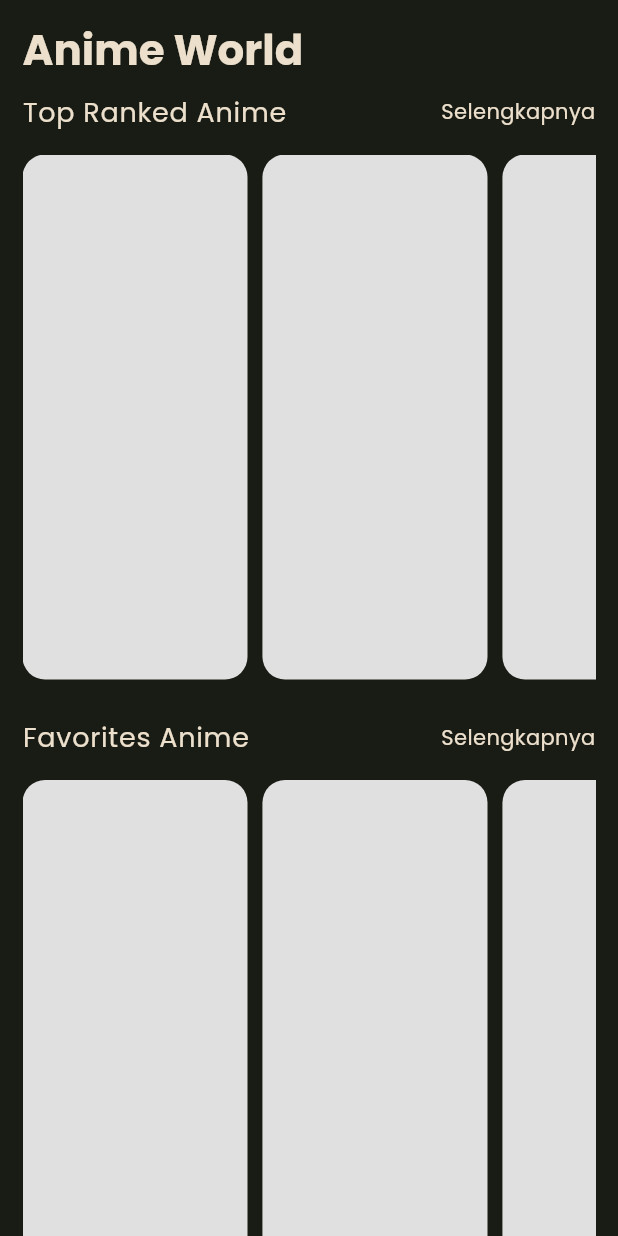
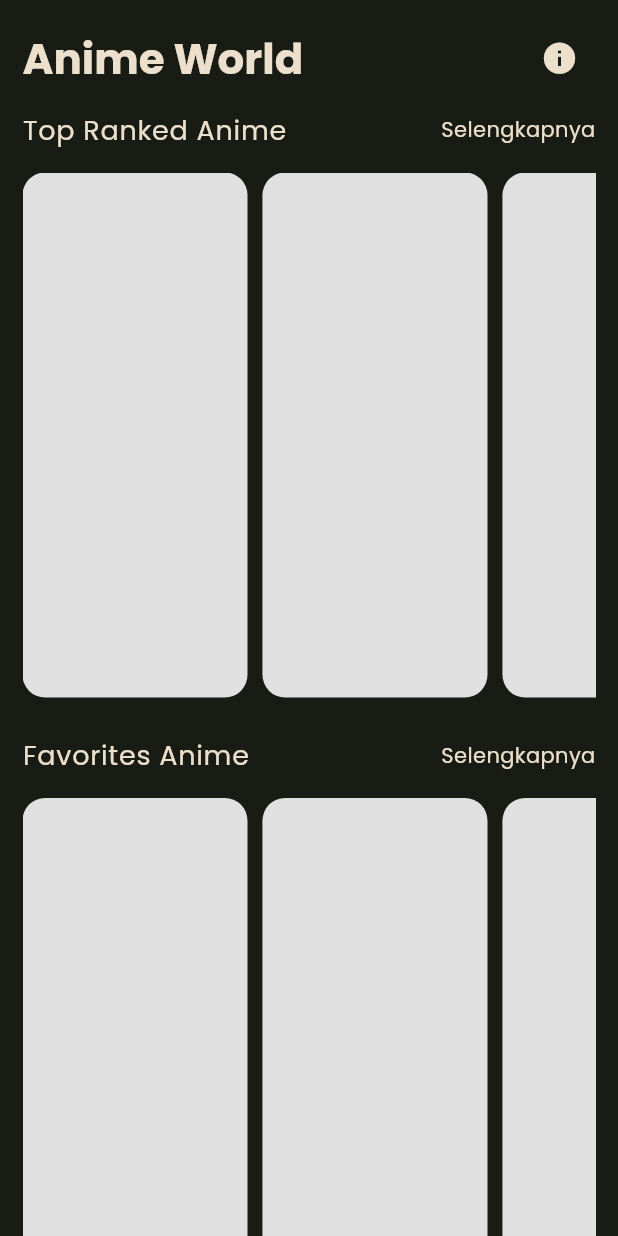
Before and after one commit to AANG-Enk/anime_world_app, a Flutter app: the first screen one second after launch, on a phone screen of 412 x 824 dp. Run offline on Flutter 3.47's test engine with Material 3 defaults, Android fonts, the phone set to English and light mode, and no system bars; drawn by our look-alikes of shimmer; our stand-ins replace flutter_rating_bar, google_fonts.

Commit message:
added icon information

```diff
--- a/lib/screen/home_screen.dart
+++ b/lib/screen/home_screen.dart
@@ -24,9 +24,38 @@ class _HomeScreenState extends State<HomeScreen>{
             mainAxisAlignment: MainAxisAlignment.start,
             crossAxisAlignment: CrossAxisAlignment.stretch,
             children: [
-              Text(
-                'Anime World',
-                style: headlineApp,
+              Row(
+                mainAxisAlignment: MainAxisAlignment.spaceBetween,
+                children: [
+                  Text(
+                    'Anime World',
+                    style: headlineApp,
+                  ),
+                  IconButton(
+                    icon: Icon(Icons.info),
+                    color: Theme.of(context).primaryColor,
+                    iconSize: 25.0,
+                    onPressed: (){
+                      showDialog(
+                        context: context,
+                        builder: (BuildContext context){
+                          return AlertDialog(
+                            title: Text('Information'),
+                            content: Text('This is information icon.'),
+                            actions: [
+                              TextButton(
+                                onPressed: (){
+                                  Navigator.of(context).pop();
+                                },
+                                child: Text('Ok')
+                              )
+                            ],
+                          );
+                        }
+                      );
+                    },
+                  )
+                ],
               ),
               const SizedBox(height: 10.0,),
               const Column(
```
